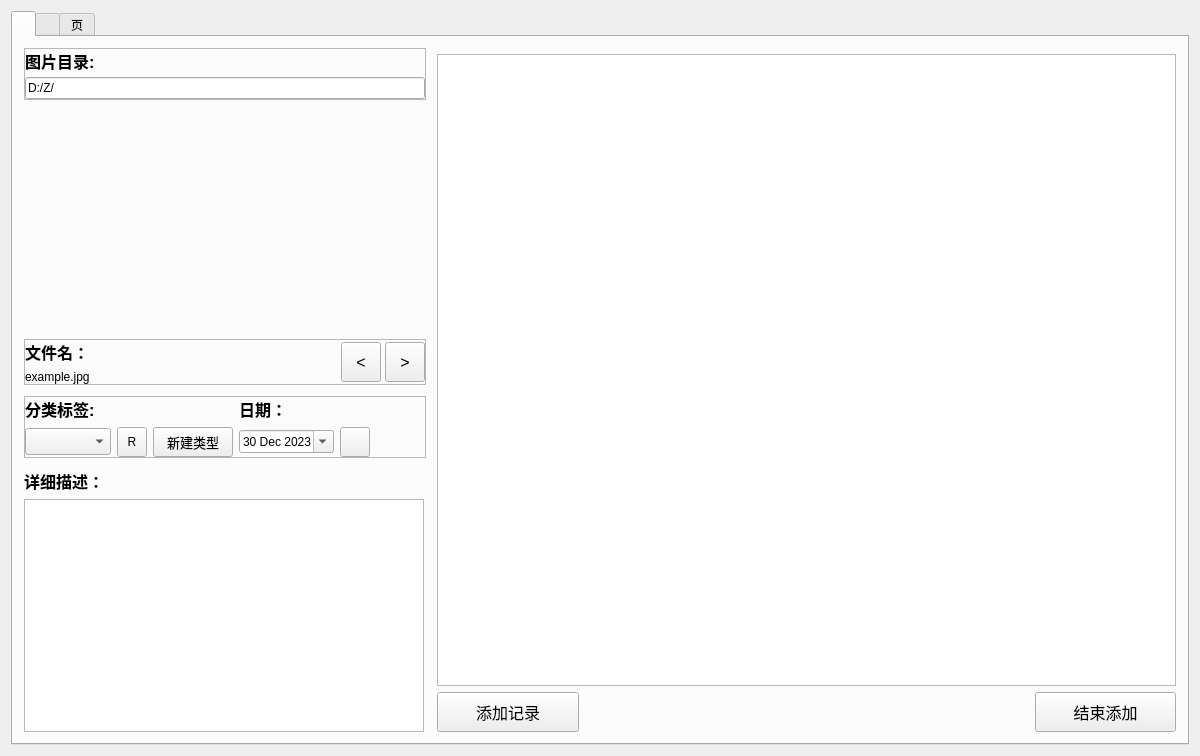
This is labeling.ui in tsukishima1321/Closet as Qt 5 draws it before an edit. The edited form follows.
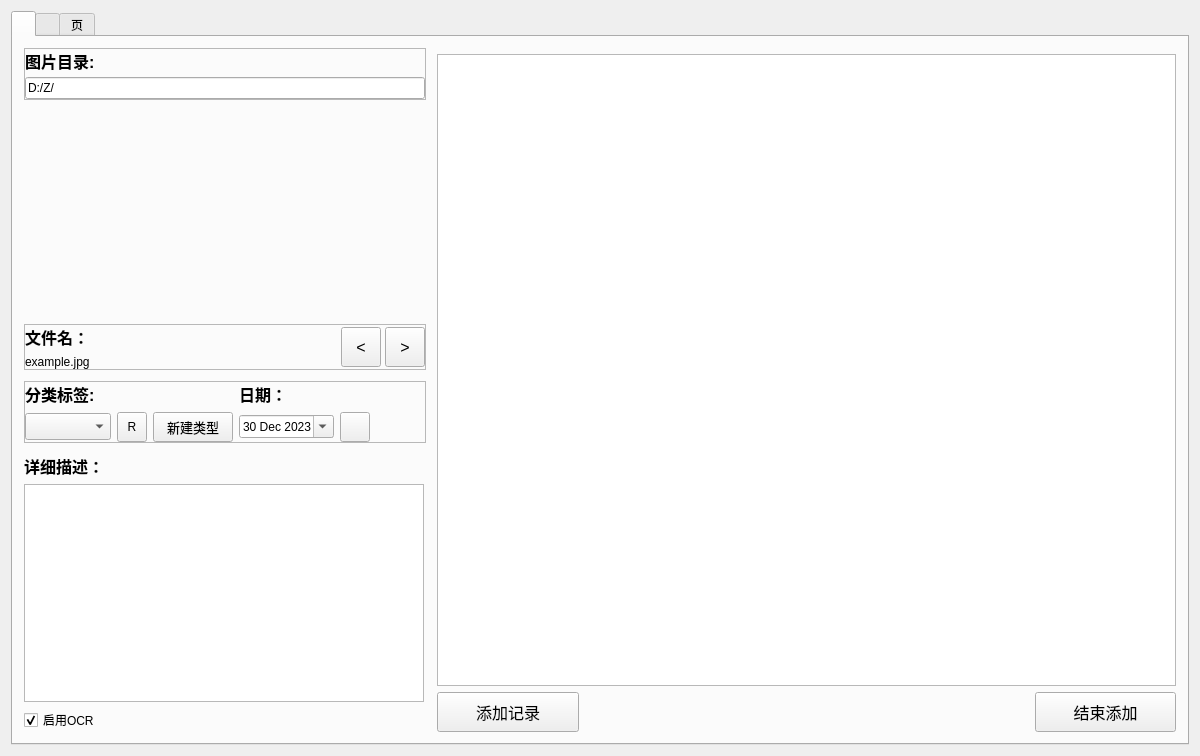
This is the edited form. Icons and pictures are not drawn. Custom widgets are drawn as their Qt base class.

What changed in the file:
```diff
--- a/labeling.ui
+++ b/labeling.ui
@@ -479,7 +479,7 @@
                        </property>
                        <property name="dateTime">
                         <datetime>
-                         <hour>8</hour>
+                         <hour>0</hour>
                          <minute>0</minute>
                          <second>0</second>
                          <year>2023</year>
@@ -563,6 +563,19 @@
                 </property>
                </widget>
               </item>
+              <item>
+               <widget class="QCheckBox" name="checkBoxOCR">
+                <property name="text">
+                 <string>启用OCR</string>
+                </property>
+                <property name="checked">
+                 <bool>true</bool>
+                </property>
+                <property name="tristate">
+                 <bool>false</bool>
+                </property>
+               </widget>
+              </item>
              </layout>
             </item>
             <item>
```
